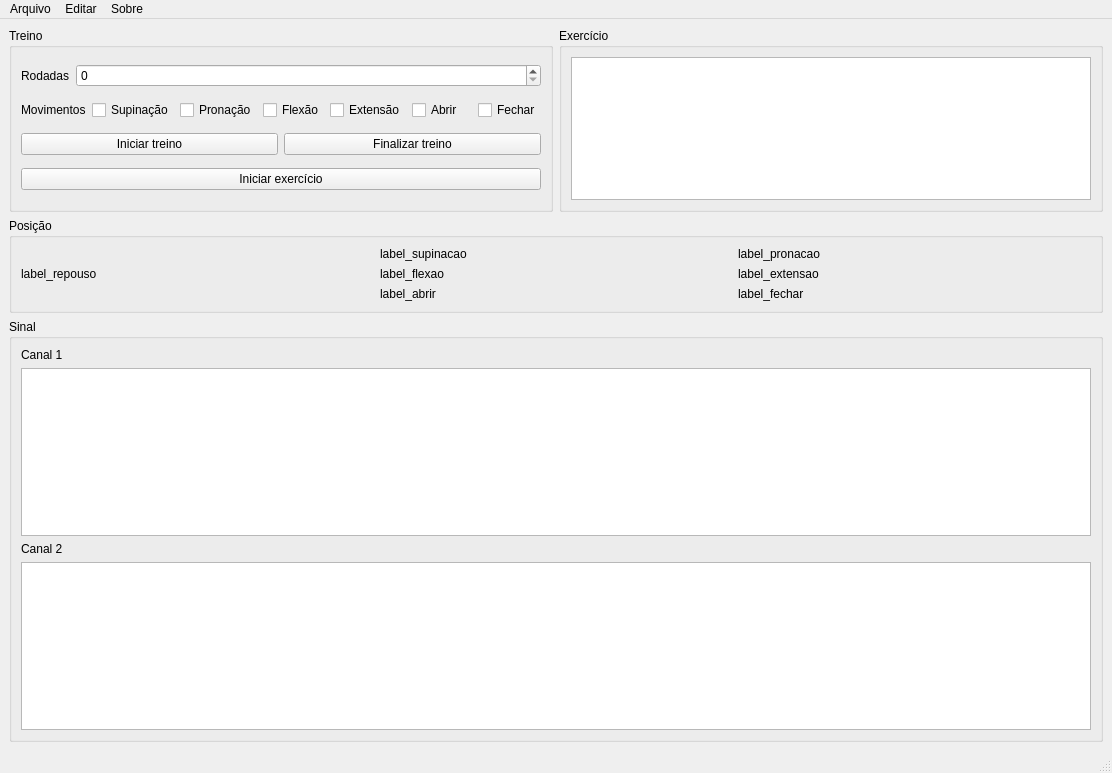
This is code/py/view/ui/main_window.ui in PauloCamargos/biomedical-instrumentation as Qt 5 draws it before an edit. The edited form follows.
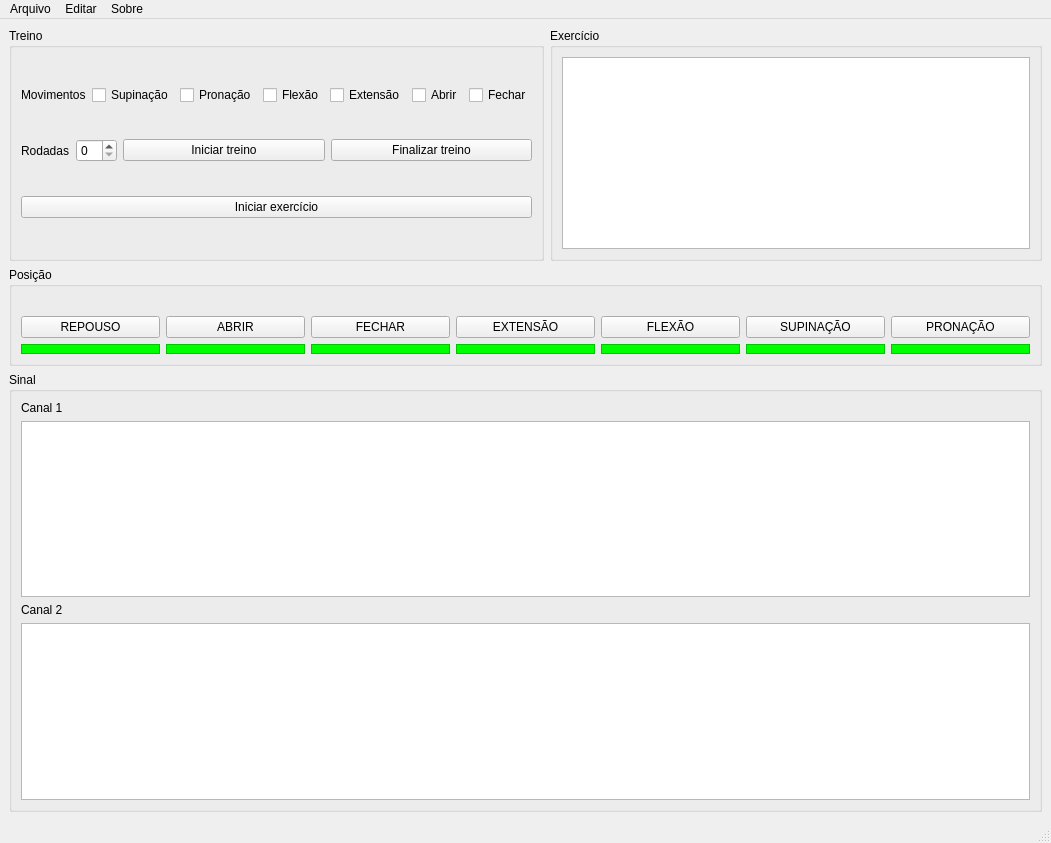
This is the edited form. Icons and pictures are not drawn. Custom widgets are drawn as their Qt base class.

```diff
--- a/code/py/view/ui/main_window.ui
+++ b/code/py/view/ui/main_window.ui
@@ -6,8 +6,8 @@
    <rect>
     <x>0</x>
     <y>0</y>
-    <width>1112</width>
-    <height>773</height>
+    <width>1051</width>
+    <height>843</height>
    </rect>
   </property>
   <property name="windowTitle">
@@ -27,33 +27,6 @@
              <string>Treino</string>
             </property>
             <layout class="QVBoxLayout" name="verticalLayout_8">
-             <item>
-              <layout class="QHBoxLayout" name="horizontalLayout_7">
-               <item>
-                <widget class="QLabel" name="label">
-                 <property name="sizePolicy">
-                  <sizepolicy hsizetype="Maximum" vsizetype="Preferred">
-                   <horstretch>0</horstretch>
-                   <verstretch>0</verstretch>
-                  </sizepolicy>
-                 </property>
-                 <property name="text">
-                  <string>Rodadas</string>
-                 </property>
-                </widget>
-               </item>
-               <item>
-                <widget class="QSpinBox" name="spinBox">
-                 <property name="sizePolicy">
-                  <sizepolicy hsizetype="Minimum" vsizetype="Fixed">
-                   <horstretch>0</horstretch>
-                   <verstretch>0</verstretch>
-                  </sizepolicy>
-                 </property>
-                </widget>
-               </item>
-              </layout>
-             </item>
              <item>
               <layout class="QHBoxLayout" name="horizontalLayout_8">
                <item>
@@ -108,21 +81,48 @@
               </layout>
              </item>
              <item>
-              <layout class="QHBoxLayout" name="horizontalLayout_6">
+              <layout class="QHBoxLayout" name="horizontalLayout_7">
                <item>
-                <widget class="QPushButton" name="pushButton_3">
+                <widget class="QLabel" name="label">
+                 <property name="sizePolicy">
+                  <sizepolicy hsizetype="Maximum" vsizetype="Preferred">
+                   <horstretch>0</horstretch>
+                   <verstretch>0</verstretch>
+                  </sizepolicy>
+                 </property>
                  <property name="text">
-                  <string>Iniciar treino</string>
+                  <string>Rodadas</string>
                  </property>
                 </widget>
                </item>
                <item>
-                <widget class="QPushButton" name="pushButton_2">
-                 <property name="text">
-                  <string>Finalizar treino</string>
+                <widget class="QSpinBox" name="spinBox">
+                 <property name="sizePolicy">
+                  <sizepolicy hsizetype="Fixed" vsizetype="Fixed">
+                   <horstretch>0</horstretch>
+                   <verstretch>0</verstretch>
+                  </sizepolicy>
                  </property>
                 </widget>
                </item>
+               <item>
+                <layout class="QHBoxLayout" name="horizontalLayout_6">
+                 <item>
+                  <widget class="QPushButton" name="pushButton_3">
+                   <property name="text">
+                    <string>Iniciar treino</string>
+                   </property>
+                  </widget>
+                 </item>
+                 <item>
+                  <widget class="QPushButton" name="pushButton_2">
+                   <property name="text">
+                    <string>Finalizar treino</string>
+                   </property>
+                  </widget>
+                 </item>
+                </layout>
+               </item>
               </layout>
              </item>
              <item>
@@ -152,7 +152,7 @@
              <item>
               <widget class="QGraphicsView" name="graphicsView">
                <property name="sizePolicy">
-                <sizepolicy hsizetype="Minimum" vsizetype="Expanding">
+                <sizepolicy hsizetype="Minimum" vsizetype="Minimum">
                  <horstretch>0</horstretch>
                  <verstretch>0</verstretch>
                 </sizepolicy>
@@ -179,32 +179,82 @@
              <item>
               <widget class="QLabel" name="label_5">
                <property name="text">
-                <string>label_repouso</string>
+                <string/>
+               </property>
+               <property name="pixmap">
+                <pixmap>../image/repouso_scaled.png</pixmap>
+               </property>
+               <property name="alignment">
+                <set>Qt::AlignCenter</set>
+               </property>
+              </widget>
+             </item>
+             <item>
+              <widget class="QPushButton" name="btn_repouso">
+               <property name="text">
+                <string>REPOUSO</string>
+               </property>
+              </widget>
+             </item>
+             <item>
+              <widget class="QFrame" name="status_repouso">
+               <property name="minimumSize">
+                <size>
+                 <width>0</width>
+                 <height>10</height>
+                </size>
+               </property>
+               <property name="styleSheet">
+                <string notr="true">background-color: rgb(0, 255, 0)</string>
+               </property>
+               <property name="frameShape">
+                <enum>QFrame::StyledPanel</enum>
+               </property>
+               <property name="frameShadow">
+                <enum>QFrame::Raised</enum>
                </property>
               </widget>
              </item>
             </layout>
            </item>
            <item>
-            <layout class="QVBoxLayout" name="verticalLayout_12">
-             <item>
-              <widget class="QLabel" name="label_3">
-               <property name="text">
-                <string>label_supinacao</string>
-               </property>
-              </widget>
-             </item>
-             <item>
-              <widget class="QLabel" name="label_10">
-               <property name="text">
-                <string>label_flexao</string>
-               </property>
-              </widget>
-             </item>
+            <layout class="QVBoxLayout" name="verticalLayout_13">
              <item>
               <widget class="QLabel" name="label_4">
                <property name="text">
-                <string>label_abrir</string>
+                <string/>
+               </property>
+               <property name="pixmap">
+                <pixmap>../image/repouso1_scaled.png</pixmap>
+               </property>
+               <property name="alignment">
+                <set>Qt::AlignLeading|Qt::AlignLeft|Qt::AlignVCenter</set>
+               </property>
+              </widget>
+             </item>
+             <item>
+              <widget class="QPushButton" name="btn_abrir">
+               <property name="text">
+                <string>ABRIR</string>
+               </property>
+              </widget>
+             </item>
+             <item>
+              <widget class="QFrame" name="status_abrir">
+               <property name="minimumSize">
+                <size>
+                 <width>0</width>
+                 <height>10</height>
+                </size>
+               </property>
+               <property name="styleSheet">
+                <string notr="true">background-color: rgb(0, 255, 0)</string>
+               </property>
+               <property name="frameShape">
+                <enum>QFrame::StyledPanel</enum>
+               </property>
+               <property name="frameShadow">
+                <enum>QFrame::Raised</enum>
                </property>
               </widget>
              </item>
@@ -212,24 +262,214 @@
            </item>
            <item>
             <layout class="QVBoxLayout" name="verticalLayout_10">
-             <item>
-              <widget class="QLabel" name="label_6">
-               <property name="text">
-                <string>label_pronacao</string>
-               </property>
-              </widget>
-             </item>
-             <item>
-              <widget class="QLabel" name="label_7">
-               <property name="text">
-                <string>label_extensao</string>
-               </property>
-              </widget>
-             </item>
              <item>
               <widget class="QLabel" name="label_11">
                <property name="text">
-                <string>label_fechar</string>
+                <string/>
+               </property>
+               <property name="pixmap">
+                <pixmap>../image/fechar_scaled.png</pixmap>
+               </property>
+               <property name="alignment">
+                <set>Qt::AlignCenter</set>
+               </property>
+              </widget>
+             </item>
+             <item>
+              <widget class="QPushButton" name="btn_fechar">
+               <property name="text">
+                <string>FECHAR</string>
+               </property>
+              </widget>
+             </item>
+             <item>
+              <widget class="QFrame" name="status_fechar">
+               <property name="minimumSize">
+                <size>
+                 <width>0</width>
+                 <height>10</height>
+                </size>
+               </property>
+               <property name="styleSheet">
+                <string notr="true">background-color: rgb(0, 255, 0)</string>
+               </property>
+               <property name="frameShape">
+                <enum>QFrame::StyledPanel</enum>
+               </property>
+               <property name="frameShadow">
+                <enum>QFrame::Raised</enum>
+               </property>
+              </widget>
+             </item>
+            </layout>
+           </item>
+           <item>
+            <layout class="QVBoxLayout" name="verticalLayout_14">
+             <item>
+              <widget class="QLabel" name="label_7">
+               <property name="text">
+                <string/>
+               </property>
+               <property name="pixmap">
+                <pixmap>../image/extensao_scaled.png</pixmap>
+               </property>
+               <property name="alignment">
+                <set>Qt::AlignCenter</set>
+               </property>
+              </widget>
+             </item>
+             <item>
+              <widget class="QPushButton" name="btn_extensao">
+               <property name="text">
+                <string>EXTENSÃO</string>
+               </property>
+              </widget>
+             </item>
+             <item>
+              <widget class="QFrame" name="status_extensao">
+               <property name="minimumSize">
+                <size>
+                 <width>0</width>
+                 <height>10</height>
+                </size>
+               </property>
+               <property name="styleSheet">
+                <string notr="true">background-color: rgb(0, 255, 0)</string>
+               </property>
+               <property name="frameShape">
+                <enum>QFrame::StyledPanel</enum>
+               </property>
+               <property name="frameShadow">
+                <enum>QFrame::Raised</enum>
+               </property>
+              </widget>
+             </item>
+            </layout>
+           </item>
+           <item>
+            <layout class="QVBoxLayout" name="verticalLayout_12">
+             <item>
+              <widget class="QLabel" name="label_10">
+               <property name="text">
+                <string/>
+               </property>
+               <property name="pixmap">
+                <pixmap>../image/flexao_scaled.png</pixmap>
+               </property>
+               <property name="alignment">
+                <set>Qt::AlignCenter</set>
+               </property>
+              </widget>
+             </item>
+             <item>
+              <widget class="QPushButton" name="btn_flexao">
+               <property name="text">
+                <string>FLEXÃO</string>
+               </property>
+              </widget>
+             </item>
+             <item>
+              <widget class="QFrame" name="status_flexao">
+               <property name="minimumSize">
+                <size>
+                 <width>0</width>
+                 <height>10</height>
+                </size>
+               </property>
+               <property name="styleSheet">
+                <string notr="true">background-color: rgb(0, 255, 0)</string>
+               </property>
+               <property name="frameShape">
+                <enum>QFrame::StyledPanel</enum>
+               </property>
+               <property name="frameShadow">
+                <enum>QFrame::Raised</enum>
+               </property>
+              </widget>
+             </item>
+            </layout>
+           </item>
+           <item>
+            <layout class="QVBoxLayout" name="verticalLayout_5">
+             <item>
+              <widget class="QLabel" name="label_3">
+               <property name="text">
+                <string/>
+               </property>
+               <property name="pixmap">
+                <pixmap>../image/supinacao_scaled.png</pixmap>
+               </property>
+               <property name="alignment">
+                <set>Qt::AlignCenter</set>
+               </property>
+              </widget>
+             </item>
+             <item>
+              <widget class="QPushButton" name="btn_supinacao">
+               <property name="text">
+                <string>SUPINAÇÃO</string>
+               </property>
+              </widget>
+             </item>
+             <item>
+              <widget class="QFrame" name="status_supinacao">
+               <property name="minimumSize">
+                <size>
+                 <width>0</width>
+                 <height>10</height>
+                </size>
+               </property>
+               <property name="styleSheet">
+                <string notr="true">background-color: rgb(0, 255, 0)</string>
+               </property>
+               <property name="frameShape">
+                <enum>QFrame::StyledPanel</enum>
+               </property>
+               <property name="frameShadow">
+                <enum>QFrame::Raised</enum>
+               </property>
+              </widget>
+             </item>
+            </layout>
+           </item>
+           <item>
+            <layout class="QVBoxLayout" name="verticalLayout_6">
+             <item>
+              <widget class="QLabel" name="label_6">
+               <property name="text">
+                <string/>
+               </property>
+               <property name="pixmap">
+                <pixmap>../image/pronacao_scaled.png</pixmap>
+               </property>
+               <property name="alignment">
+                <set>Qt::AlignCenter</set>
+               </property>
+              </widget>
+             </item>
+             <item>
+              <widget class="QPushButton" name="btn_pronacao">
+               <property name="text">
+                <string>PRONAÇÃO</string>
+               </property>
+              </widget>
+             </item>
+             <item>
+              <widget class="QFrame" name="status_pronacao">
+               <property name="minimumSize">
+                <size>
+                 <width>0</width>
+                 <height>10</height>
+                </size>
+               </property>
+               <property name="styleSheet">
+                <string notr="true">background-color: rgb(0, 255, 0)</string>
+               </property>
+               <property name="frameShape">
+                <enum>QFrame::StyledPanel</enum>
+               </property>
+               <property name="frameShadow">
+                <enum>QFrame::Raised</enum>
                </property>
               </widget>
              </item>
@@ -256,7 +496,7 @@
             </widget>
            </item>
            <item>
-            <widget class="QGraphicsView" name="graphicsView_2">
+            <widget class="CustomPlotEMG" name="graph_ch1">
              <property name="sizePolicy">
               <sizepolicy hsizetype="Preferred" vsizetype="Preferred">
                <horstretch>0</horstretch>
@@ -296,7 +536,7 @@
     <rect>
      <x>0</x>
      <y>0</y>
-     <width>1112</width>
+     <width>1051</width>
      <height>21</height>
     </rect>
    </property>
@@ -333,6 +573,13 @@
    </property>
   </action>
  </widget>
+ <customwidgets>
+  <customwidget>
+   <class>CustomPlotEMG</class>
+   <extends>QGraphicsView</extends>
+   <header>customplotemg</header>
+  </customwidget>
+ </customwidgets>
  <resources/>
  <connections/>
 </ui>
```
Left out of the diff: 4 changed lines with no effect on the pictures.
